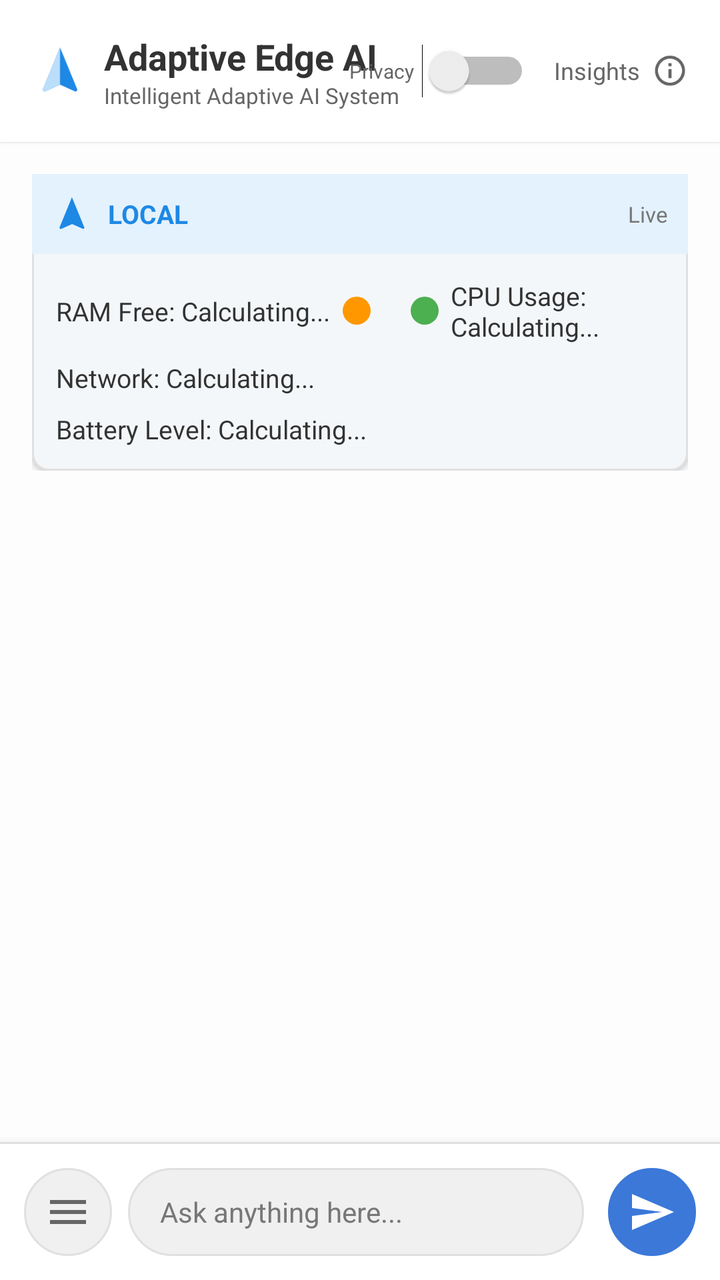
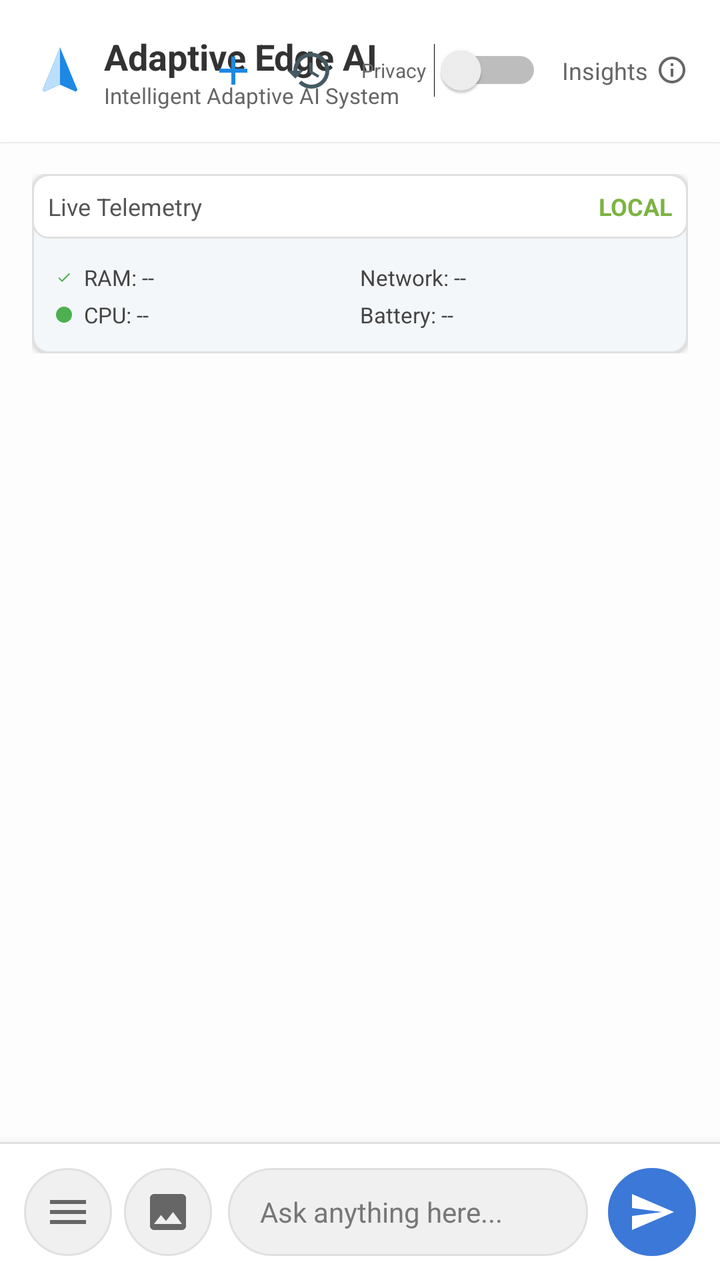

Two renders of the same Android screen: before a commit and after it. Below are the layout's source before the change and the commit's diff.
<!-- AndroidManifest.xml: application theme Theme.DynamicEdgeAI -->
<!-- res/layout/activity_main.xml -->
<?xml version="1.0" encoding="utf-8"?>
<RelativeLayout xmlns:android="http://schemas.android.com/apk/res/android"
    xmlns:app="http://schemas.android.com/apk/res-auto"
    android:layout_width="match_parent"
    android:layout_height="match_parent"
    android:background="#FDFDFD"
    android:fitsSystemWindows="true">

    <RelativeLayout
        android:id="@+id/header"
        android:layout_width="match_parent"
        android:layout_height="wrap_content"
        android:background="@color/white"
        android:padding="16dp"
        android:elevation="1dp">

        <LinearLayout
            android:layout_width="wrap_content"
            android:layout_height="wrap_content"
            android:orientation="horizontal"
            android:gravity="center_vertical">

            <ImageView
                android:layout_width="28dp"
                android:layout_height="28dp"
                android:src="@drawable/ic_app_logo"
                android:layout_marginEnd="8dp"/>

            <LinearLayout
                android:layout_width="wrap_content"
                android:layout_height="wrap_content"
                android:orientation="vertical">
                <TextView
                    android:layout_width="wrap_content"
                    android:layout_height="wrap_content"
                    android:text="Adaptive Edge AI"
                    android:textColor="#333333"
                    android:textSize="18sp"
                    android:textStyle="bold" />
                <TextView
                    android:layout_width="wrap_content"
                    android:layout_height="wrap_content"
                    android:text="Intelligent Adaptive AI System"
                    android:textColor="#666666"
                    android:textSize="11sp" />
            </LinearLayout>
        </LinearLayout>

        <LinearLayout
            android:layout_width="wrap_content"
            android:layout_height="wrap_content"
            android:layout_alignParentEnd="true"
            android:layout_centerVertical="true"
            android:orientation="horizontal"
            android:gravity="center_vertical">

            <TextView
                android:layout_width="wrap_content"
                android:layout_height="wrap_content"
                android:text="Privacy"
                android:textSize="10sp"
                android:textColor="#666666"
                android:layout_marginEnd="4dp"/>

            <Switch
                android:id="@+id/privacyModeToggle"
                android:layout_width="wrap_content"
                android:layout_height="wrap_content"
                android:layout_marginEnd="12dp"
                android:checked="false" />

            <LinearLayout
                android:id="@+id/insightsToggle"
                android:layout_width="wrap_content"
                android:layout_height="wrap_content"
                android:orientation="horizontal"
                android:gravity="center_vertical"
                android:clickable="true"
                android:focusable="true"
                android:background="?attr/selectableItemBackground">
                <TextView
                    android:id="@+id/insightsToggleText"
                    android:layout_width="wrap_content"
                    android:layout_height="wrap_content"
                    android:text="Insights"
                    android:textSize="12sp"
                    android:textColor="#666666"
                    android:layout_marginEnd="6dp"/>
                <ImageView
                    android:id="@+id/insightsInfoIcon"
                    android:layout_width="18dp"
                    android:layout_height="18dp"
                    android:src="@drawable/ic_ai_small"
                    app:tint="#666666" />
            </LinearLayout>
        </LinearLayout>
    </RelativeLayout>

    
    <LinearLayout
        android:id="@+id/insightsContainer"
        android:layout_width="match_parent"
        android:layout_height="wrap_content"
        android:layout_below="@id/header"
        android:orientation="vertical"
        android:padding="16dp"
        android:visibility="visible">

        <LinearLayout
            android:layout_width="match_parent"
            android:layout_height="wrap_content"
            android:background="@drawable/card_insights"
            android:orientation="vertical"
            android:elevation="2dp">

            <RelativeLayout
                android:layout_width="match_parent"
                android:layout_height="wrap_content"
                android:background="#E3F2FD"
                android:padding="10dp">
                <ImageView
                    android:layout_width="20dp"
                    android:layout_height="20dp"
                    android:src="@drawable/ic_app_logo"
                    app:tint="@color/accent_blue" />
                <TextView
                    android:id="@+id/insightModeText"
                    android:layout_width="wrap_content"
                    android:layout_height="wrap_content"
                    android:layout_marginStart="28dp"
                    android:layout_centerVertical="true"
                    android:text="LOCAL"
                    android:textColor="@color/accent_blue"
                    android:textStyle="bold"
                    android:textSize="13sp" />
                <TextView
                    android:layout_width="wrap_content"
                    android:layout_height="wrap_content"
                    android:layout_alignParentEnd="true"
                    android:layout_centerVertical="true"
                    android:text="Live"
                    android:textColor="#777777"
                    android:textSize="11sp" />
            </RelativeLayout>

            <LinearLayout
                android:layout_width="match_parent"
                android:layout_height="wrap_content"
                android:orientation="vertical"
                android:padding="12dp">

                <LinearLayout
                    android:layout_width="match_parent"
                    android:layout_height="wrap_content"
                    android:orientation="horizontal"
                    android:gravity="center_vertical">
                    <TextView
                        android:id="@+id/ramLabel"
                        android:layout_width="wrap_content"
                        android:layout_height="wrap_content"
                        android:text="RAM Free: Calculating..."
                        android:textColor="#333333"
                        android:textSize="13sp" />
                    <ImageView
                        android:id="@+id/ramIndicator"
                        android:layout_width="14dp"
                        android:layout_height="14dp"
                        android:layout_marginStart="6dp"
                        android:src="@drawable/dot_orange" />

                    <View android:layout_width="20dp" android:layout_height="1dp" />

                    <ImageView
                        android:id="@+id/cpuIndicator"
                        android:layout_width="14dp"
                        android:layout_height="14dp"
                        android:layout_marginEnd="6dp"
                        android:src="@drawable/dot_green" />
                    <TextView
                        android:id="@+id/cpuLabel"
                        android:layout_width="wrap_content"
                        android:layout_height="wrap_content"
                        android:text="CPU Usage: Calculating..."
                        android:textColor="#333333"
                        android:textSize="13sp" />
                </LinearLayout>

                <TextView
                    android:id="@+id/networkLabel"
                    android:layout_width="wrap_content"
                    android:layout_height="wrap_content"
                    android:layout_marginTop="8dp"
                    android:text="Network: Calculating..."
                    android:textColor="#333333"
                    android:textSize="13sp" />

                <TextView
                    android:id="@+id/batteryLabel"
                    android:layout_width="wrap_content"
                    android:layout_height="wrap_content"
                    android:layout_marginTop="8dp"
                    android:text="Battery Level: Calculating..."
                    android:textColor="#333333"
                    android:textSize="13sp" />
            </LinearLayout>
        </LinearLayout>
    </LinearLayout>

    
    <ScrollView
        android:id="@+id/chatScrollView"
        android:layout_width="match_parent"
        android:layout_height="match_parent"
        android:layout_below="@id/insightsContainer"
        android:layout_above="@+id/inputArea"
        android:clipToPadding="false"
        android:padding="16dp">

        <LinearLayout
            android:id="@+id/chatContainer"
            android:layout_width="match_parent"
            android:layout_height="wrap_content"
            android:orientation="vertical">

            <LinearLayout
                android:id="@+id/thinkingIndicator"
                android:layout_width="wrap_content"
                android:layout_height="wrap_content"
                android:background="@drawable/bubble_ai"
                android:padding="12dp"
                android:visibility="gone"
                android:layout_marginBottom="16dp">
                <TextView
                    android:id="@+id/thinkingText"
                    android:layout_width="wrap_content"
                    android:layout_height="wrap_content"
                    android:text="Thinking..."
                    android:textColor="#666666"
                    android:textSize="14sp" />
            </LinearLayout>
        </LinearLayout>
    </ScrollView>

    
    <LinearLayout
        android:id="@+id/inputArea"
        android:layout_width="match_parent"
        android:layout_height="wrap_content"
        android:layout_alignParentBottom="true"
        android:background="@color/white"
        android:orientation="vertical"
        android:elevation="8dp">

        <View android:layout_width="match_parent" android:layout_height="1dp" android:background="#E0E0E0" />

        <LinearLayout
            android:layout_width="match_parent"
            android:layout_height="wrap_content"
            android:padding="12dp"
            android:orientation="horizontal"
            android:gravity="center_vertical">

            <ImageButton
                android:id="@+id/menuButton"
                android:layout_width="44dp"
                android:layout_height="44dp"
                android:layout_marginEnd="8dp"
                android:background="@drawable/input_bg"
                android:src="@drawable/ic_menu"
                app:tint="#666666" />

            <EditText
                android:id="@+id/messageInput"
                android:layout_width="0dp"
                android:layout_height="44dp"
                android:layout_weight="1"
                android:background="@drawable/input_bg"
                android:hint="Ask anything here..."
                android:paddingStart="16dp"
                android:paddingEnd="16dp"
                android:textSize="14sp"
                android:textColor="#222222"
                android:textColorHint="#777777"
                android:inputType="textLongMessage" />

            <ImageButton
                android:id="@+id/sendButton"
                android:layout_width="44dp"
                android:layout_height="44dp"
                android:layout_marginStart="12dp"
                android:background="@drawable/input_bg"
                android:backgroundTint="@color/btn_blue"
                android:src="@drawable/ic_send"
                app:tint="@color/white" />
        </LinearLayout>
    </LinearLayout>

</RelativeLayout>
<!-- resources referenced by this layout -->
<resources>
  <color name="accent_blue">#1E88E5</color>
  <color name="btn_blue">#3B78D8</color>
  <color name="white">#FFFFFFFF</color>
  <!-- drawable card_insights (drawable) -->
  <?xml version="1.0" encoding="utf-8"?>
  <shape xmlns:android="http://schemas.android.com/apk/res/android">
      <solid android:color="@color/insights_bg" />
      <stroke android:width="1dp" android:color="@color/bubble_border" />
      <corners android:radius="8dp" />
  </shape>
  <!-- drawable dot_green (drawable) -->
  <?xml version="1.0" encoding="utf-8"?>
  <shape xmlns:android="http://schemas.android.com/apk/res/android"
      android:shape="oval">
      <solid android:color="@color/status_green" />
      <size android:width="12dp" android:height="12dp" />
  </shape>
  <!-- drawable dot_orange (drawable) -->
  <?xml version="1.0" encoding="utf-8"?>
  <shape xmlns:android="http://schemas.android.com/apk/res/android"
      android:shape="oval">
      <solid android:color="@color/status_orange" />
      <size android:width="12dp" android:height="12dp" />
  </shape>
  <!-- drawable ic_menu (drawable) -->
  <vector xmlns:android="http://schemas.android.com/apk/res/android"
      android:width="24dp"
      android:height="24dp"
      android:viewportWidth="24"
      android:viewportHeight="24">
      <path
          android:fillColor="#000000"
          android:pathData="M3,18h18v-2H3v2zM3,13h18v-2H3v2zM3,6v2h18V6H3z" />
  </vector>
  <!-- drawable input_bg (drawable) -->
  <?xml version="1.0" encoding="utf-8"?>
  <shape xmlns:android="http://schemas.android.com/apk/res/android">
      <solid android:color="#F0F0F0" />
      <corners android:radius="24dp" />
      <stroke android:width="1dp" android:color="#E0E0E0" />
  </shape>
  <color name="bubble_border">#E0E0E0</color>
  <color name="insights_bg">#F4F7F9</color>
  <color name="status_green">#4CAF50</color>
  <color name="status_orange">#FF9800</color>
  <!-- unchanged entries left out for length: 5 -->
</resources>

<!-- the commit's change to res/layout/activity_main.xml (unified diff, before → after) -->
@@ -31,6 +31,7 @@
                 android:layout_height="wrap_content"
                 android:orientation="vertical">
                 <TextView
+                    android:id="@+id/appTitleText"
                     android:layout_width="wrap_content"
                     android:layout_height="wrap_content"
                     android:text="Adaptive Edge AI"
@@ -38,6 +39,7 @@
                     android:textSize="18sp"
                     android:textStyle="bold" />
                 <TextView
+                    android:id="@+id/appSubtitleText"
                     android:layout_width="wrap_content"
                     android:layout_height="wrap_content"
                     android:text="Intelligent Adaptive AI System"
@@ -54,6 +56,32 @@
             android:orientation="horizontal"
             android:gravity="center_vertical">
 
+            
+            <ImageButton
+                android:id="@+id/btnHeaderNewChat"
+                android:layout_width="32dp"
+                android:layout_height="32dp"
+                android:src="@drawable/ic_add"
+                android:background="?attr/selectableItemBackgroundBorderless"
+                app:tint="#1E88E5"
+                android:scaleType="fitCenter"
+                android:padding="4dp"
+                android:contentDescription="New Chat"
+                android:layout_marginEnd="6dp" />
+
+            
+            <ImageButton
+                android:id="@+id/btnHeaderConversations"
+                android:layout_width="32dp"
+                android:layout_height="32dp"
+                android:src="@drawable/ic_history"
+                android:background="?attr/selectableItemBackgroundBorderless"
+                app:tint="#455A64"
+                android:scaleType="fitCenter"
+                android:padding="4dp"
+                android:contentDescription="Chat History"
+                android:layout_marginEnd="10dp" />
+
             <TextView
                 android:layout_width="wrap_content"
                 android:layout_height="wrap_content"
@@ -66,7 +94,7 @@
                 android:id="@+id/privacyModeToggle"
                 android:layout_width="wrap_content"
                 android:layout_height="wrap_content"
-                android:layout_marginEnd="12dp"
+                android:layout_marginEnd="10dp"
                 android:checked="false" />
 
             <LinearLayout
@@ -85,11 +113,11 @@
                     android:text="Insights"
                     android:textSize="12sp"
                     android:textColor="#666666"
-                    android:layout_marginEnd="6dp"/>
+                    android:layout_marginEnd="4dp"/>
                 <ImageView
                     android:id="@+id/insightsInfoIcon"
-                    android:layout_width="18dp"
-                    android:layout_height="18dp"
+                    android:layout_width="16dp"
+                    android:layout_height="16dp"
                     android:src="@drawable/ic_ai_small"
                     app:tint="#666666" />
             </LinearLayout>
@@ -113,95 +141,111 @@
             android:orientation="vertical"
             android:elevation="2dp">
 
-            <RelativeLayout
+            <LinearLayout
                 android:layout_width="match_parent"
                 android:layout_height="wrap_content"
-                android:background="#E3F2FD"
-                android:padding="10dp">
-                <ImageView
-                    android:layout_width="20dp"
-                    android:layout_height="20dp"
-                    android:src="@drawable/ic_app_logo"
-                    app:tint="@color/accent_blue" />
+                android:background="@drawable/card_outline"
+                android:orientation="horizontal"
+                android:gravity="center_vertical"
+                android:padding="8dp">
+
+                <TextView
+                    android:layout_width="wrap_content"
+                    android:layout_height="wrap_content"
+                    android:text="Live Telemetry"
+                    android:textSize="12sp"
+                    android:textColor="#555555" />
+
+                <View android:layout_width="0dp" android:layout_height="1dp" android:layout_weight="1"/>
+
                 <TextView
                     android:id="@+id/insightModeText"
                     android:layout_width="wrap_content"
                     android:layout_height="wrap_content"
-                    android:layout_marginStart="28dp"
-                    android:layout_centerVertical="true"
                     android:text="LOCAL"
-                    android:textColor="@color/accent_blue"
                     android:textStyle="bold"
-                    android:textSize="13sp" />
-                <TextView
-                    android:layout_width="wrap_content"
-                    android:layout_height="wrap_content"
-                    android:layout_alignParentEnd="true"
-                    android:layout_centerVertical="true"
-                    android:text="Live"
-                    android:textColor="#777777"
-                    android:textSize="11sp" />
-            </RelativeLayout>
+                    android:textSize="12sp"
+                    android:textColor="@color/mode_local" />
+            </LinearLayout>
 
             <LinearLayout
                 android:layout_width="match_parent"
                 android:layout_height="wrap_content"
-                android:orientation="vertical"
+                android:orientation="horizontal"
+                android:baselineAligned="false"
                 android:padding="12dp">
 
                 <LinearLayout
-                    android:layout_width="match_parent"
-                    android:layout_height="wrap_content"
-                    android:orientation="horizontal"
-                    android:gravity="center_vertical">
-                    <TextView
-                        android:id="@+id/ramLabel"
+                    android:layout_width="0dp"
+                    android:layout_height="wrap_content"
+                    android:layout_weight="1"
+                    android:orientation="vertical">
+
+                    <LinearLayout
                         android:layout_width="wrap_content"
                         android:layout_height="wrap_content"
-                        android:text="RAM Free: Calculating..."
-                        android:textColor="#333333"
-                        android:textSize="13sp" />
-                    <ImageView
-                        android:id="@+id/ramIndicator"
-                        android:layout_width="14dp"
-                        android:layout_height="14dp"
-                        android:layout_marginStart="6dp"
-                        android:src="@drawable/dot_orange" />
-
-                    <View android:layout_width="20dp" android:layout_height="1dp" />
-
-                    <ImageView
-                        android:id="@+id/cpuIndicator"
-                        android:layout_width="14dp"
-                        android:layout_height="14dp"
-                        android:layout_marginEnd="6dp"
-                        android:src="@drawable/dot_green" />
-                    <TextView
-                        android:id="@+id/cpuLabel"
+                        android:orientation="horizontal"
+                        android:gravity="center_vertical">
+                        <ImageView
+                            android:id="@+id/ramIndicator"
+                            android:layout_width="8dp"
+                            android:layout_height="8dp"
+                            android:src="@drawable/ic_check_green"
+                            android:layout_marginEnd="6dp"/>
+                        <TextView
+                            android:id="@+id/ramLabel"
+                            android:layout_width="wrap_content"
+                            android:layout_height="wrap_content"
+                            android:text="RAM: --"
+                            android:textSize="11sp"
+                            android:textColor="#444444" />
+                    </LinearLayout>
+
+                    <LinearLayout
                         android:layout_width="wrap_content"
                         android:layout_height="wrap_content"
-                        android:text="CPU Usage: Calculating..."
-                        android:textColor="#333333"
-                        android:textSize="13sp" />
+                        android:orientation="horizontal"
+                        android:gravity="center_vertical"
+                        android:layout_marginTop="4dp">
+                        <ImageView
+                            android:id="@+id/cpuIndicator"
+                            android:layout_width="8dp"
+                            android:layout_height="8dp"
+                            android:src="@drawable/dot_green"
+                            android:layout_marginEnd="6dp"/>
+                        <TextView
+                            android:id="@+id/cpuLabel"
+                            android:layout_width="wrap_content"
+                            android:layout_height="wrap_content"
+                            android:text="CPU: --"
+                            android:textSize="11sp"
+                            android:textColor="#444444" />
+                    </LinearLayout>
                 </LinearLayout>
 
-                <TextView
-                    android:id="@+id/networkLabel"
-                    android:layout_width="wrap_content"
-                    android:layout_height="wrap_content"
-                    android:layout_marginTop="8dp"
-                    android:text="Network: Calculating..."
-                    android:textColor="#333333"
-                    android:textSize="13sp" />
-
-                <TextView
-                    android:id="@+id/batteryLabel"
-                    android:layout_width="wrap_content"
-                    android:layout_height="wrap_content"
-                    android:layout_marginTop="8dp"
-                    android:text="Battery Level: Calculating..."
-                    android:textColor="#333333"
-                    android:textSize="13sp" />
+                <LinearLayout
+                    android:layout_width="0dp"
+                    android:layout_height="wrap_content"
+                    android:layout_weight="1"
+                    android:orientation="vertical">
+
+                    <TextView
+                        android:id="@+id/networkLabel"
+                        android:layout_width="wrap_content"
+                        android:layout_height="wrap_content"
+                        android:text="Network: --"
+                        android:textSize="11sp"
+                        android:textColor="#444444" />
+
+                    <TextView
+                        android:id="@+id/batteryLabel"
+                        android:layout_width="wrap_content"
+                        android:layout_height="wrap_content"
+                        android:text="Battery: --"
+                        android:textSize="11sp"
+                        android:textColor="#444444"
+                        android:layout_marginTop="4dp"/>
+                </LinearLayout>
             </LinearLayout>
         </LinearLayout>
     </LinearLayout>
@@ -253,6 +297,48 @@
 
         <View android:layout_width="match_parent" android:layout_height="1dp" android:background="#E0E0E0" />
 
+        
+        <LinearLayout
+            android:id="@+id/imagePreviewContainer"
+            android:layout_width="match_parent"
+            android:layout_height="wrap_content"
+            android:paddingStart="16dp"
+            android:paddingEnd="16dp"
+            android:paddingTop="8dp"
+            android:paddingBottom="4dp"
+            android:orientation="horizontal"
+            android:gravity="center_vertical"
+            android:visibility="gone">
+
+            <ImageView
+                android:id="@+id/imgPreviewThumbnail"
+                android:layout_width="44dp"
+                android:layout_height="44dp"
+                android:scaleType="centerCrop"
+                android:background="@drawable/card_outline" />
+
+            <TextView
+                android:id="@+id/txtPreviewFilename"
+                android:layout_width="0dp"
+                android:layout_height="wrap_content"
+                android:layout_weight="1"
+                android:layout_marginStart="8dp"
+                android:text="image.jpg"
+                android:textSize="12sp"
+                android:textColor="#333333"
+                android:singleLine="true"
+                android:ellipsize="middle" />
+
+            <ImageButton
+                android:id="@+id/btnRemoveImage"
+                android:layout_width="28dp"
+                android:layout_height="28dp"
+                android:src="@drawable/ic_close"
+                android:background="?attr/selectableItemBackgroundBorderless"
+                app:tint="#F44336"
+                android:scaleType="fitCenter" />
+        </LinearLayout>
+
         <LinearLayout
             android:layout_width="match_parent"
             android:layout_height="wrap_content"
@@ -264,10 +350,21 @@
                 android:id="@+id/menuButton"
                 android:layout_width="44dp"
                 android:layout_height="44dp"
-                android:layout_marginEnd="8dp"
+                android:layout_marginEnd="6dp"
                 android:background="@drawable/input_bg"
                 android:src="@drawable/ic_menu"
                 app:tint="#666666" />
+
+            
+            <ImageButton
+                android:id="@+id/btnAttachImage"
+                android:layout_width="44dp"
+                android:layout_height="44dp"
+                android:layout_marginEnd="8dp"
+                android:background="@drawable/input_bg"
+                android:src="@drawable/ic_image"
+                app:tint="#666666"
+                android:contentDescription="Attach Image" />
 
             <EditText
                 android:id="@+id/messageInput"
@@ -287,7 +384,7 @@
                 android:id="@+id/sendButton"
                 android:layout_width="44dp"
                 android:layout_height="44dp"
-                android:layout_marginStart="12dp"
+                android:layout_marginStart="10dp"
                 android:background="@drawable/input_bg"
                 android:backgroundTint="@color/btn_blue"
                 android:src="@drawable/ic_send"
<!-- resource entries referenced after the edit -->
@@ -2,12 +2,20 @@
 <resources>
   <color name="accent_blue">#1E88E5</color>
   <color name="btn_blue">#3B78D8</color>
+  <color name="mode_local">#7CB342</color>
   <color name="white">#FFFFFFFF</color>
   <!-- drawable card_insights (drawable) -->
   <?xml version="1.0" encoding="utf-8"?>
   <shape xmlns:android="http://schemas.android.com/apk/res/android">
       <solid android:color="@color/insights_bg" />
       <stroke android:width="1dp" android:color="@color/bubble_border" />
+      <corners android:radius="8dp" />
+  </shape>
+  <!-- drawable card_outline (drawable) -->
+  <?xml version="1.0" encoding="utf-8"?>
+  <shape xmlns:android="http://schemas.android.com/apk/res/android">
+      <solid android:color="@color/white" />
+      <stroke android:width="1dp" android:color="#E0E0E0" />
       <corners android:radius="8dp" />
   </shape>
   <!-- drawable dot_green (drawable) -->
@@ -17,13 +25,57 @@
       <solid android:color="@color/status_green" />
       <size android:width="12dp" android:height="12dp" />
   </shape>
-  <!-- drawable dot_orange (drawable) -->
+  <!-- drawable ic_add (drawable) -->
+  <vector xmlns:android="http://schemas.android.com/apk/res/android"
+      android:width="24dp"
+      android:height="24dp"
+      android:viewportWidth="24"
+      android:viewportHeight="24">
+    <path
+        android:fillColor="#FF000000"
+        android:pathData="M19,13h-6v6h-2v-6H5v-2h6V5h2v6h6v2z"/>
+  </vector>
+  <!-- drawable ic_check_green (drawable) -->
   <?xml version="1.0" encoding="utf-8"?>
-  <shape xmlns:android="http://schemas.android.com/apk/res/android"
-      android:shape="oval">
-      <solid android:color="@color/status_orange" />
-      <size android:width="12dp" android:height="12dp" />
-  </shape>
+  <vector xmlns:android="http://schemas.android.com/apk/res/android"
+      android:width="24dp"
+      android:height="24dp"
+      android:viewportWidth="24.0"
+      android:viewportHeight="24.0">
+      <path
+          android:fillColor="@color/status_green"
+          android:pathData="M9,16.17L4.83,12l-1.42,1.41L9,19 21,7l-1.41,-1.41z" />
+  </vector>
+  <!-- drawable ic_close (drawable) -->
+  <vector xmlns:android="http://schemas.android.com/apk/res/android"
+      android:width="24dp"
+      android:height="24dp"
+      android:viewportWidth="24"
+      android:viewportHeight="24">
+    <path
+        android:fillColor="#FF000000"
+        android:pathData="M19,6.41L17.59,5 12,10.59 6.41,5 5,6.41 10.59,12 5,17.59 6.41,19 12,13.41 17.59,19 19,17.59 13.41,12z"/>
+  </vector>
+  <!-- drawable ic_history (drawable) -->
+  <vector xmlns:android="http://schemas.android.com/apk/res/android"
+      android:width="24dp"
+      android:height="24dp"
+      android:viewportWidth="24"
+      android:viewportHeight="24">
+    <path
+        android:fillColor="#FF000000"
+        android:pathData="M13,3a9,9 0,0 0,-9 9H1l3.89,3.89 0.07,0.14L9,12H6c0,-3.87 3.13,-7 7,-7s7,3.13 7,7 -3.13,7 -7,7c-1.93,0 -3.68,-0.79 -4.94,-2.06l-1.42,1.42A8.954,8.954 0,0 0,13 21a9,9 0,0 0,0 -18zM12,8v5l4.28,2.54 0.72,-1.21 -3.5,-2.08V8H12z"/>
+  </vector>
+  <!-- drawable ic_image (drawable) -->
+  <vector xmlns:android="http://schemas.android.com/apk/res/android"
+      android:width="24dp"
+      android:height="24dp"
+      android:viewportWidth="24"
+      android:viewportHeight="24">
+    <path
+        android:fillColor="#FF000000"
+        android:pathData="M21,19V5c0,-1.1 -0.9,-2 -2,-2H5c-1.1,0 -2,0.9 -2,2v14c0,1.1 0.9,2 2,2h14c1.1,0 2,-0.9 2,-2zM8.5,13.5l2.5,3.01L14.5,12l4.5,6H5l3.5,-4.5z"/>
+  </vector>
   <!-- drawable ic_menu (drawable) -->
   <vector xmlns:android="http://schemas.android.com/apk/res/android"
       android:width="24dp"
@@ -44,7 +96,6 @@
   <color name="bubble_border">#E0E0E0</color>
   <color name="insights_bg">#F4F7F9</color>
   <color name="status_green">#4CAF50</color>
-  <color name="status_orange">#FF9800</color>
   <!-- unchanged entries left out for length: 5 -->
 </resources>
 
